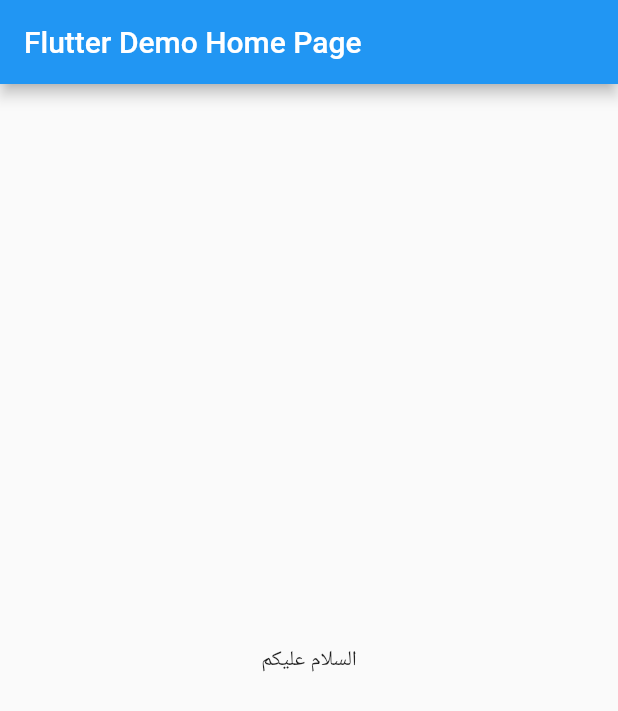
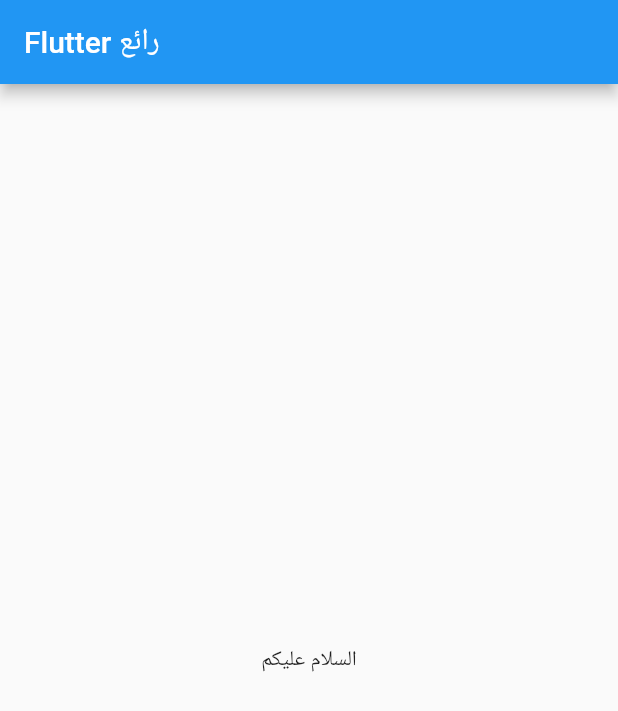
Before and after one commit to Rami-Majdoub/Github-deploy, a Flutter app: the screen it shows after launch, on a phone screen of 412 x 824 dp. Shown: the top 711 px of the screen. Run offline on Flutter 3.47's test engine with Material 2 defaults, Android fonts, the phone set to English and light mode, and no system bars.

Commit message:
Push from FlutLab

```diff
--- a/lib/main.dart
+++ b/lib/main.dart
@@ -8,14 +8,14 @@
   Widget build(BuildContext context) {
     return MaterialApp(
       // Application name
-      title: 'Flutter Hello World',
+      title: 'my flutter app',
       // Application theme data, you can set the colors for the application as
       // you want
       theme: ThemeData(
         primarySwatch: Colors.blue,
       ),
       // A widget which will be started on application startup
-      home: MyHomePage(title: 'Flutter Demo Home Page'),
+      home: MyHomePage(title: 'Flutter رائع'),
     );
   }
 }
```
